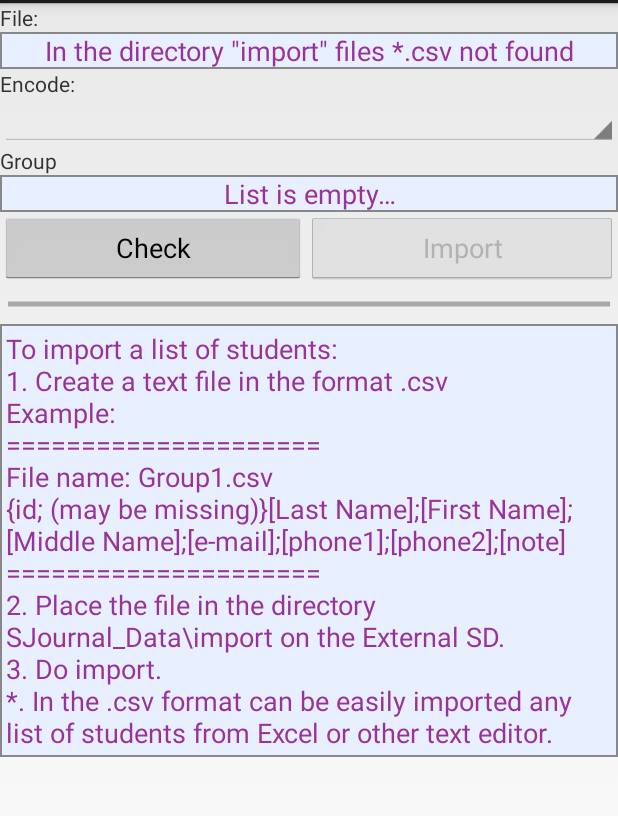
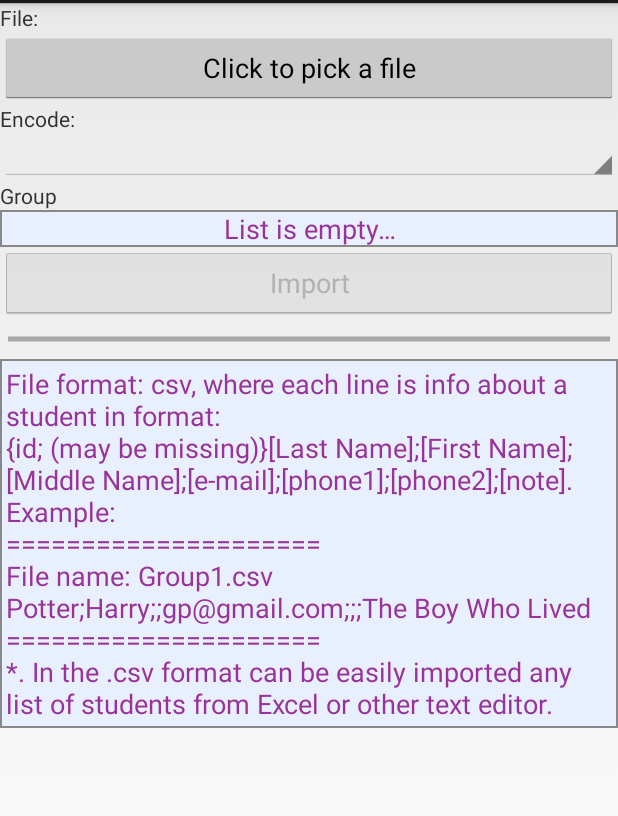
Before and after one commit to drstranges/SJournal, an Android app: the fragment ImportDialog shown on its own in the app's theme, on a phone screen of 412 x 824 dp, the part 69-885 px from its top. Run offline under Robolectric (Android 15) with nearby library versions, the light colour scheme and no system bars.

Commit message:
[STUDENTS][IMPORT] Migrate ImportDialog to use a file picker instead of hardcoded directory

```diff
--- a/app/src/main/res/layout/dialog_import.xml
+++ b/app/src/main/res/layout/dialog_import.xml
@@ -1,6 +1,7 @@
 <?xml version="1.0" encoding="utf-8"?>
 
 <LinearLayout xmlns:android="http://schemas.android.com/apk/res/android"
+    xmlns:tools="http://schemas.android.com/tools"
     android:layout_width="match_parent"
     android:layout_height="match_parent"
     android:orientation="vertical">
@@ -11,19 +12,13 @@
         android:textAppearance="?android:attr/textAppearanceSmall"
         android:text="@string/dialog_file"/>
 
-    <Spinner
-        android:layout_width="match_parent"
-        android:layout_height="wrap_content"
-        android:id="@+id/spinner1"/>
-
-    <TextView
+    <Button
         android:layout_width="match_parent"
         android:layout_height="wrap_content"
         android:textAppearance="?android:attr/textAppearanceMedium"
-        android:text="@string/dialog_import_students_file_list_empty"
-        android:id="@+id/emptyFile"
-        android:gravity="center"
-        style="@style/SpinnerItem"/>
+        android:text="@string/dialog_import_students_pick_file_button"
+        android:id="@+id/openFileButton"
+        android:gravity="center"/>
 
     <TextView
         android:layout_width="match_parent"
@@ -56,26 +51,12 @@
         android:gravity="center"
         style="@style/SpinnerItem"/>
 
-    <LinearLayout
-        android:orientation="horizontal"
-        android:layout_width="fill_parent"
-        android:layout_height="wrap_content">
-
     <Button
-            android:layout_width="wrap_content"
+        android:id="@+id/button_ok"
+        android:layout_width="match_parent"
         android:layout_height="wrap_content"
-            android:text="@string/dialog_import_check"
-            android:id="@+id/button_scan"
-            android:layout_weight="1"/>
-
-        <Button
-            android:layout_width="wrap_content"
-            android:layout_height="wrap_content"
-            android:text="@string/do_import"
-            android:id="@+id/button_ok"
         android:enabled="false"
-            android:layout_weight="1"/>
-    </LinearLayout>
+        android:text="@string/do_import" />
 
     <ProgressBar
         style="?android:attr/progressBarStyleHorizontal"
@@ -91,7 +72,10 @@
         android:minHeight="@dimen/list_view_min_height"
         android:cacheColorHint="@android:color/transparent"
         android:divider="#ff457eff"
-        android:dividerHeight="@dimen/list_divider_height"/>
+        android:dividerHeight="@dimen/list_divider_height"
+        tools:listitem="@layout/item_import_student"
+        tools:itemCount="1"
+        />
 
     <TextView
         android:layout_width="match_parent"
--- a/app/src/main/res/values/strings.xml
+++ b/app/src/main/res/values/strings.xml
@@ -147,9 +147,8 @@
     <string name="dialog_database_restore_title">Restoring a saved copy of the database</string>
     <string name="dialog_database_backup_list_empty">Backup files not found…</string>
 
-    <string name="dialog_import_students_file_list_empty">In the directory \"import\" files *.csv not found</string>
+    <string name="dialog_import_students_pick_file_button">Click to pick a file"</string>
     <string name="menu_import">Import from File</string>
-    <string name="dialog_import_check">Check</string>
     <string name="do_import">Import</string>
     <string name="error_iofile">Error file system access!\nProbably is no external drive (External SD)</string>
     <string name="dialog_import_students_title">Importing a list of students…</string>
@@ -163,7 +162,7 @@
     <string name="dialog_result_format">Imported %1$d of %2$d.\nGenerated new id for %3$d student(s)!\n\nThe right of imports:\n- Records that contain errors will be not imported!\n- in coincidence with the student id available in the database, the record will not be added!\n-for records without id, it will be automatically generated from a random number!</string>
     <string name="dialog_import_successful">Import successfully completed!</string>
     <string name="dialog_import_data_empty">Data not recognized…\nCheck the file structure!</string>
-    <string name="import_rule">To import a list of students:\n1. Create a text file in the format .csv\nExample:\n=====================\nFile name: Group1.csv\n{id; (may be missing)}[Last Name];[First Name];[Middle Name];[e-mail];[phone1];[phone2];[note]\n=====================\n2. Place the file in the directory SJournal_Data\\import on the External SD.\n3. Do import.\n*. In the .csv format can be easily imported any list of students from Excel or other text editor.</string>
+    <string name="import_rule">File format: csv, where each line is info about a student in format:\n{id; (may be missing)}[Last Name];[First Name];[Middle Name];[e-mail];[phone1];[phone2];[note]. Example:\n=====================\nFile name: Group1.csv\nPotter;Harry;;gp@gmail.com;;;The Boy Who Lived\n=====================\n*. In the .csv format can be easily imported any list of students from Excel or other text editor.</string>
     <string name="menu_blank_style">Table style</string>
     <string name="fragment_blank_style_topic">Title</string>
     <string name="study_class">Class</string>
```
Also changed, not shown: app/src/main/java/com/drprog/sjournal/db/utils/JournalImporter.java (+16 -8 lines), app/src/main/java/com/drprog/sjournal/dialogs/ImportDialog.java (+41 -51 lines), app/src/main/java/com/drprog/sjournal/utils/IOFiles.java (+13 -32 lines), 2 other files. Lines whose indentation alone changed are shown as unchanged.
